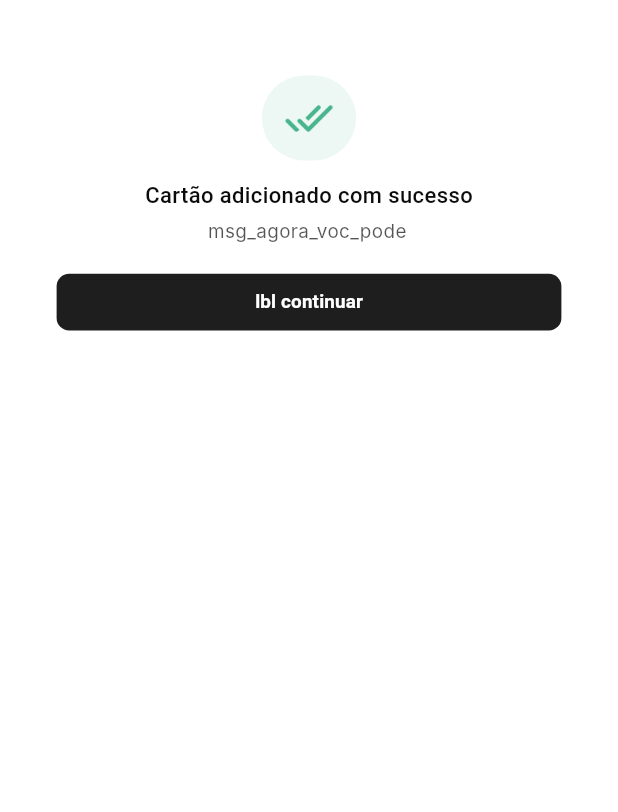
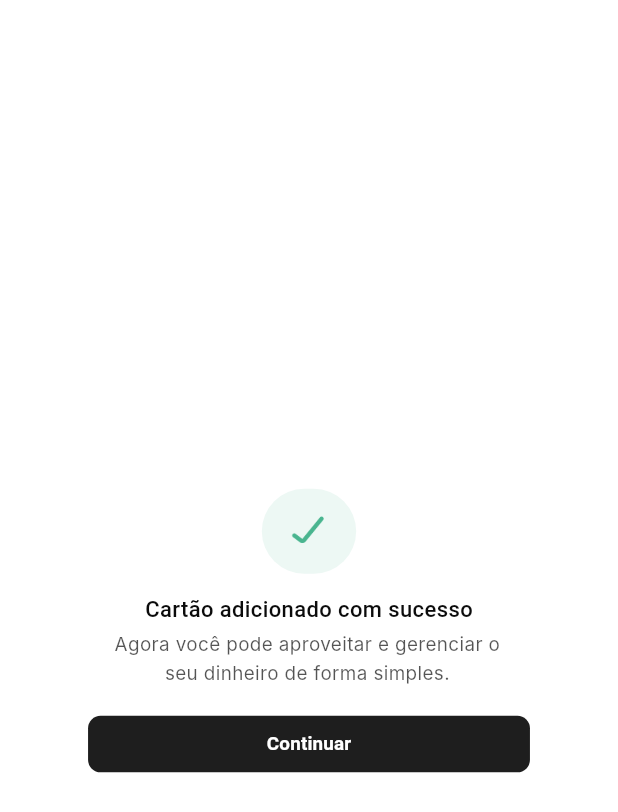
Before and after one commit to WUNDU/wundu-mobile, a Flutter app: what builder() shows on an empty page, opened directly, on a phone screen of 412 x 824 dp. Shown: the top 812 px of the screen. Run offline on Flutter 3.47's test engine with Material 3 defaults, Android fonts, the phone set to English and light mode, and no system bars; our stand-ins replace cached_network_image, dotted_border, equatable, flutter_bloc, flutter_screenutil, flutter_svg and 3 more; accounts and stored records are empty; Roboto replaces fonts that are missing (Inter, Poppins).

Commit message:
📕 chore: add correction confirm dialog

```diff
--- a/lib/core/utils/image_constant.dart
+++ b/lib/core/utils/image_constant.dart
@@ -35,4 +35,5 @@
   static String arrowRight = '$imagePath/arrow-right.png';
   static String transfer = '$imagePath/transfer.png';
   static String roundDone = '$imagePath/round-done.png';
+  static String roundDoneAll = '$imagePath/round-done-all.png';
 }
--- a/lib/views/card/add_card_manual/widgets/confirm_dialog.dart
+++ b/lib/views/card/add_card_manual/widgets/confirm_dialog.dart
@@ -3,7 +3,6 @@
 import 'package:wundu/theme/custom_button_style.dart';
 import 'package:wundu/views/card/bloc/card_screen_bloc.dart';
 import 'package:wundu/views/card/models/card_screen_model.dart';
-import 'package:get/get.dart';
 import 'package:wundu/widgets/custom_elevated_button.dart'; // Import GetX for localization
 
 class ConfirmDialog extends StatelessWidget {
@@ -16,18 +15,18 @@
           cardScreenModelObj: CardScreenModel(),
         ),
       )..add(CardScreenInitialEvent()),
-      child: ConfirmDialog(),
+      child: const ConfirmDialog(),
     );
   }
 
   @override
   Widget build(BuildContext context) {
-    return Column(
-      mainAxisAlignment: MainAxisAlignment.center,
-      mainAxisSize: MainAxisSize.min,
-      children: [
-        Container(
+    return Center(
+      child: Material(
+        type: MaterialType.transparency, // This makes the material transparent
+        child: Container(
           width: double.maxFinite,
+          margin: EdgeInsets.symmetric(horizontal: 20.h), // Add some margin
           padding: EdgeInsets.symmetric(
             horizontal: 36.h,
             vertical: 32.h,
@@ -71,7 +70,7 @@
                   right: 10.h,
                 ),
                 child: Text(
-                  "msg_agora_voc_pode".tr,
+                  "Agora você pode aproveitar e gerenciar o seu dinheiro de forma simples.",
                   maxLines: 2,
                   overflow: TextOverflow.ellipsis,
                   textAlign: TextAlign.center,
@@ -83,7 +82,7 @@
               SizedBox(height: 18.h),
               CustomElevatedButton(
                 height: 36.h,
-                text: "lbl continuar".tr,
+                text: "Continuar",
                 buttonStyle: CustomButtonStyles.fillGrayTL8,
                 buttonTextStyle: CustomTextStyles.labelLargePoppinsWhiteA700,
                 onPressed: () {
@@ -93,7 +92,7 @@
             ],
           ),
         ),
-      ],
+      ),
     );
   }
 
```
Also changed, not shown: assets/images/round-done-all.png (added), assets/images/round-done.png.
